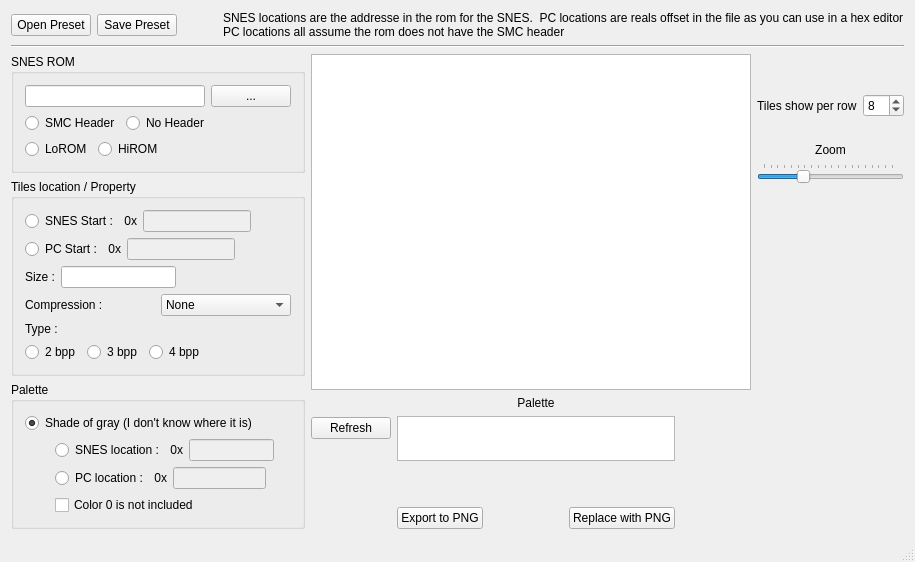
Above: mainui.ui from Skarsnik/SNESTilesKitten before the change. Below: the same form after it.
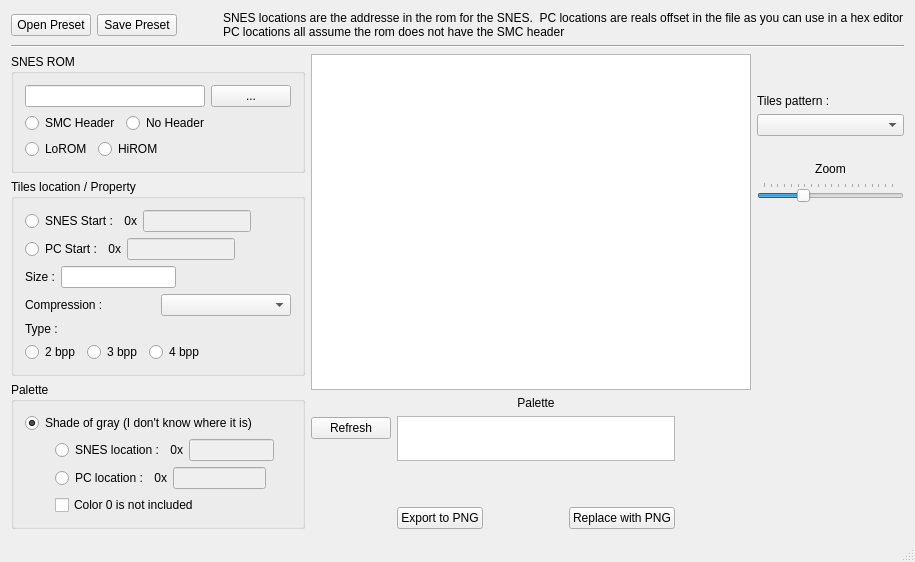
That is the form after the change.

Diff of the .ui file:
```diff
--- a/mainui.ui
+++ b/mainui.ui
@@ -336,13 +336,7 @@
               </widget>
              </item>
              <item>
-              <widget class="QComboBox" name="compressionComboBox">
-               <item>
-                <property name="text">
-                 <string>None</string>
-                </property>
-               </item>
-              </widget>
+              <widget class="QComboBox" name="compressionComboBox"/>
              </item>
             </layout>
            </item>
@@ -738,20 +732,16 @@
          </spacer>
         </item>
         <item>
-         <layout class="QHBoxLayout" name="horizontalLayout_13">
+         <layout class="QVBoxLayout" name="verticalLayout_10">
           <item>
            <widget class="QLabel" name="label_8">
             <property name="text">
-             <string>Tiles show per row</string>
+             <string>Tiles pattern :</string>
             </property>
            </widget>
           </item>
           <item>
-           <widget class="QSpinBox" name="tilesPerRowSpinBox">
-            <property name="value">
-             <number>8</number>
-            </property>
-           </widget>
+           <widget class="QComboBox" name="tilePatternComboBox"/>
           </item>
          </layout>
         </item>
```
Left out of the diff: 2 changed lines with no effect on the pictures.
